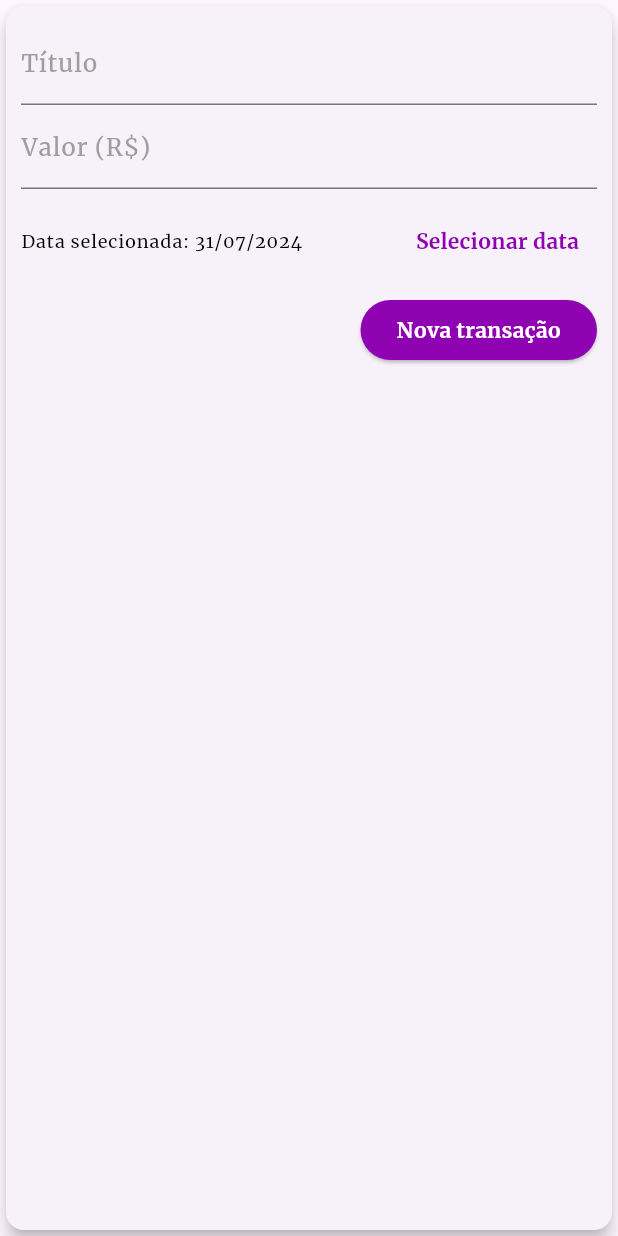
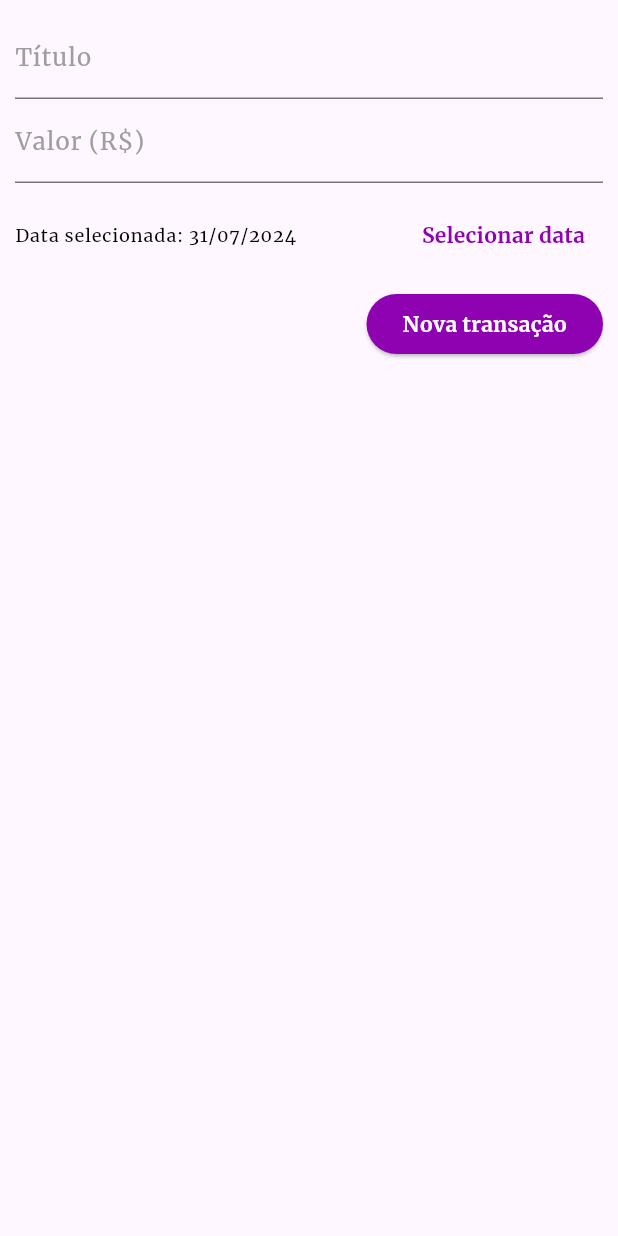
Before and after one commit to pedrovictristao/ExpensesProject, a Flutter app: the TransactionForm widget shown alone on an empty page, opened directly with empty values, on a phone screen of 412 x 824 dp. Run offline on Flutter 3.47's test engine with Material 3 defaults, Android fonts, the phone set to English and light mode, and no system bars.

```diff
--- a/lib/components/transaction_form.dart
+++ b/lib/components/transaction_form.dart
@@ -44,10 +44,14 @@ class _TransactionFormState extends State<TransactionForm> {
 
   @override
   Widget build(BuildContext context) {
-    return Card(
-      elevation: 5,
+    return SingleChildScrollView(
       child: Padding(
-        padding: const EdgeInsets.all(10),
+        padding: EdgeInsets.only(
+          top: 10,
+          right: 10,
+          left: 10,
+          bottom: 10 + MediaQuery.of(context).viewInsets.bottom,
+        ),
         child: Column(
           children: [
             TextField(
```
Also changed, not shown: lib/components/chart_bar.dart (+12 -5 lines), lib/components/transaction_list.dart (+14 -9 lines), lib/main.dart (+26 -7 lines).
